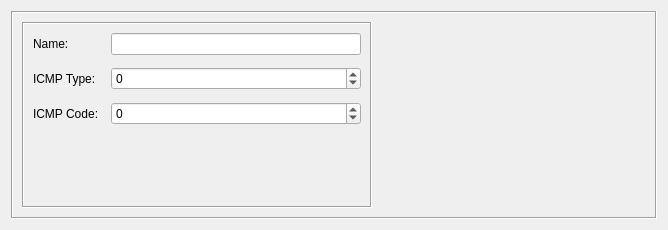
Before: the Qt Designer form src/libgui/icmpservicedialog_q.ui in fwbuilder/fwbuilder, drawn with Qt 5.
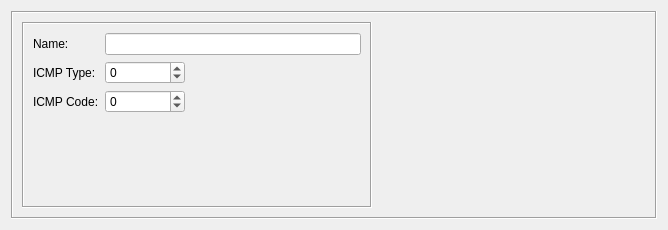
After: the same form once the commit is applied. Custom widgets are drawn as their Qt base class.

Commit message: see #2536 avoiding FormLayout since it seems to be broken in older Qt

What changed in the file:
```diff
--- a/src/libgui/icmpservicedialog_q.ui
+++ b/src/libgui/icmpservicedialog_q.ui
@@ -58,13 +58,7 @@
         <property name="frameShadow">
          <enum>QFrame::Sunken</enum>
         </property>
-        <layout class="QFormLayout" name="formLayout">
-         <property name="horizontalSpacing">
-          <number>12</number>
-         </property>
-         <property name="verticalSpacing">
-          <number>12</number>
-         </property>
+        <layout class="QGridLayout" name="gridLayout">
          <item row="0" column="0">
           <widget class="QLabel" name="textLabel1">
            <property name="sizePolicy">
@@ -81,7 +75,7 @@
            </property>
           </widget>
          </item>
-         <item row="0" column="1">
+         <item row="0" column="1" colspan="2">
           <widget class="QLineEdit" name="obj_name">
            <property name="sizePolicy">
             <sizepolicy hsizetype="Preferred" vsizetype="Fixed">
@@ -109,6 +103,12 @@
          </item>
          <item row="1" column="1">
           <widget class="QSpinBox" name="icmpType">
+           <property name="maximumSize">
+            <size>
+             <width>80</width>
+             <height>16777215</height>
+            </size>
+           </property>
            <property name="specialValueText">
             <string>any</string>
            </property>
@@ -120,6 +120,19 @@
            </property>
           </widget>
          </item>
+         <item row="1" column="2">
+          <spacer name="horizontalSpacer">
+           <property name="orientation">
+            <enum>Qt::Horizontal</enum>
+           </property>
+           <property name="sizeHint" stdset="0">
+            <size>
+             <width>167</width>
+             <height>20</height>
+            </size>
+           </property>
+          </spacer>
+         </item>
          <item row="2" column="0">
           <widget class="QLabel" name="textLabel4">
            <property name="text">
@@ -143,6 +156,19 @@
            </property>
           </widget>
          </item>
+         <item row="3" column="1">
+          <spacer name="verticalSpacer">
+           <property name="orientation">
+            <enum>Qt::Vertical</enum>
+           </property>
+           <property name="sizeHint" stdset="0">
+            <size>
+             <width>20</width>
+             <height>82</height>
+            </size>
+           </property>
+          </spacer>
+         </item>
         </layout>
        </widget>
       </item>
```
The commit also changes 19 other files.
